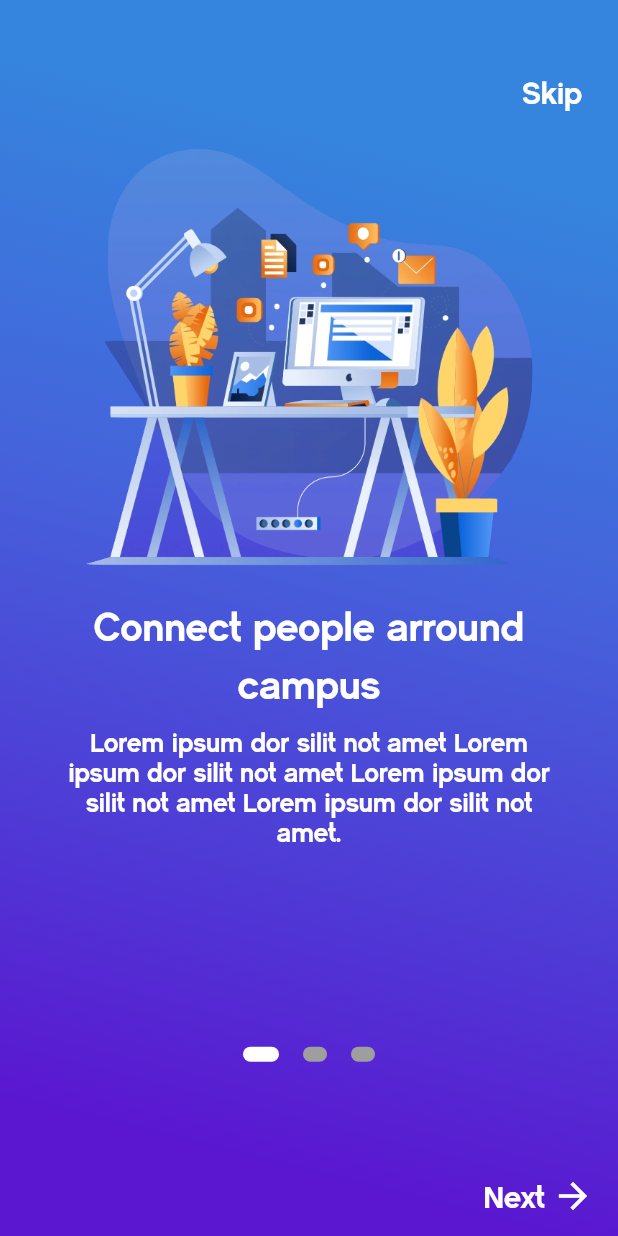
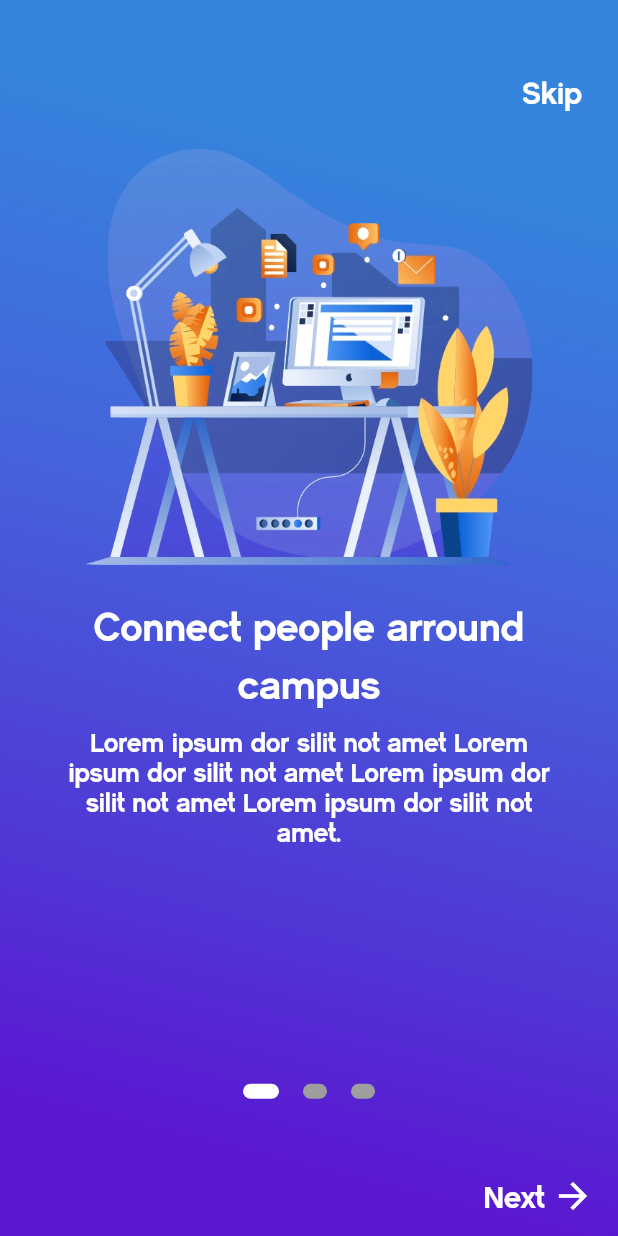
Before and after one commit to permanar/octo-certification-manager, a Flutter app: the screen it shows after launch, on a phone screen of 412 x 824 dp. Run offline on Flutter 3.47's test engine with Material 2 defaults, Android fonts, the light colour scheme and no system bars; our stand-ins replace flutter_screenutil, flutter_swiper, shared_preferences.

Commit message:
Adding height in page content

```diff
--- a/lib/src/pages/onboarding/onboarding_page.dart
+++ b/lib/src/pages/onboarding/onboarding_page.dart
@@ -88,7 +88,7 @@ class _OnBoardingPageState extends State<OnBoardingPage> {
                   ),
                 ),
                 Container(
-                  height: .74 * MediaQuery.of(context).size.height,
+                  height: .77 * MediaQuery.of(context).size.height,
                   child: PageView(
                     controller: _pageController,
                     onPageChanged: (int page) {
```
